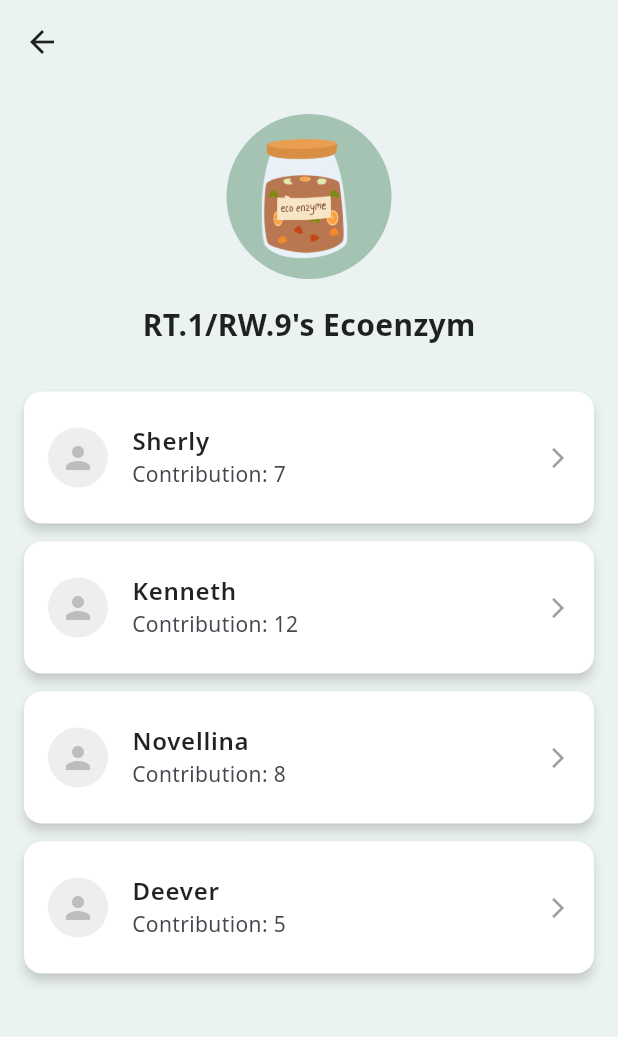
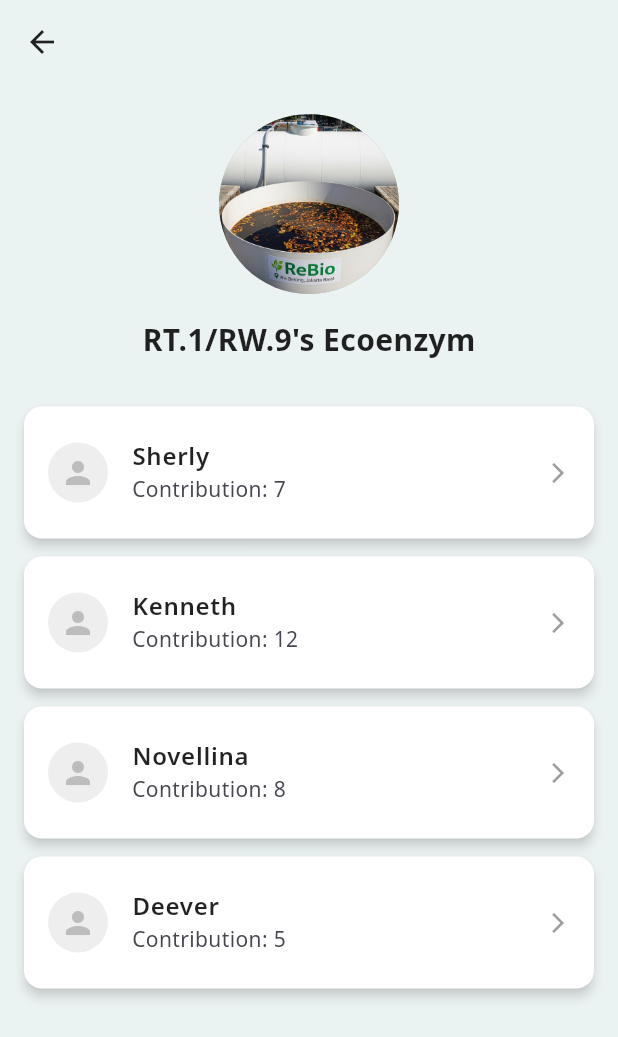
Before and after one commit to kensunjaya/ReBio, a Flutter app: the screen it shows once a user with an empty profile is signed in, after a tap on "View all contributors", on a phone screen of 412 x 824 dp. Shown: the top 1037 px of the screen. Run offline on Flutter 3.47's test engine with Material 3 defaults, Android fonts, the light colour scheme and no system bars; our stand-ins replace cloud_firestore, firebase_auth, firebase_core, flutter_svg, google_fonts, image_picker; accounts and stored records are empty.

Commit message:
refactor home page

```diff
--- a/lib/pages/contributors.dart
+++ b/lib/pages/contributors.dart
@@ -34,16 +34,17 @@ class ContributorsPage extends StatelessWidget {
         children: [
           const SizedBox(height: 20),
           // 1. Bagian Header (Logo dan Judul)
-          CircleAvatar(
-            radius: 55, // Ukuran total lingkaran
-            backgroundColor: primary.withValues(alpha: 0.4), // Warna latar belakang/bingkai
-            child: ClipOval( // Memastikan gambar di dalamnya juga berbentuk lingkaran
-              child: Padding(
-                padding: const EdgeInsets.all(10.0), // Beri jarak 10 poin di sekeliling gambar
-                child: Image.asset(
-                  'assets/images/ecoenzyme.png',
-                  fit: BoxFit.cover, // Memastikan gambar mengisi ruang yang lebih kecil
-                ),
+          Container(
+            width: 120,
+            height: 120,
+            decoration: BoxDecoration(
+              color: primary.withValues(alpha: 0.4),
+              shape: BoxShape.circle,
+            ),
+            child: ClipOval(
+              child: Image.asset(
+                'assets/images/ecoenzyme.png', // Ganti dengan path gambar yang sesuai
+                fit: BoxFit.cover,
               ),
             ),
           ),
--- a/lib/pages/history.dart
+++ b/lib/pages/history.dart
@@ -82,7 +82,6 @@ class _HistoryPageState extends State<HistoryPage> {
           crossAxisAlignment: CrossAxisAlignment.center,
           children: [
             _buildHeader(context),
-            const SizedBox(height: 16),
             Expanded(child: _buildHistoryList()),
           ],
         ),
--- a/lib/pages/home.dart
+++ b/lib/pages/home.dart
@@ -1,3 +1,5 @@
+import 'dart:io';
+
 import 'package:flutter/material.dart';
 import 'package:firebase_auth/firebase_auth.dart';
 import 'package:cloud_firestore/cloud_firestore.dart';
@@ -22,11 +24,20 @@ class _HomePageState extends State<HomePage> {
   late CloudFirestoreService service;
   String _username = '';
   late Map<String, dynamic>? userData = {};
+  late String greetingMessage;
 
   @override
   void initState() {
     super.initState();
     service = CloudFirestoreService(FirebaseFirestore.instance);
+    final hour = DateTime.now().hour;
+    if (hour < 12) {
+      greetingMessage = 'Good Morning';
+    } else if (hour < 18) {
+      greetingMessage = 'Good Afternoon';
+    } else {
+      greetingMessage = 'Good Evening';
+    }
     fetchUserData();
   }
 
@@ -59,8 +70,7 @@ class _HomePageState extends State<HomePage> {
               child: Column(
                 crossAxisAlignment: CrossAxisAlignment.start,
                 children: [
-                  // Spacer untuk memberi ruang bagi tombol logout
-                  const SizedBox(height: 40),
+                  const SizedBox(height: 20),
 
                   // 1. Teks Sambutan (Header)
                   _buildHeader(),
@@ -103,7 +113,7 @@ class _HomePageState extends State<HomePage> {
     );
   }
 
-  // Widget untuk header "Hello, Username!"
+  // Widget untuk header "Greeting, Username!"
   Widget _buildHeader() {
     return RichText(
       text: TextSpan(
@@ -113,10 +123,21 @@ class _HomePageState extends State<HomePage> {
           color: kDarkTextColor,
         ),
         children: [
-          const TextSpan(text: 'Hello, '),
+          TextSpan(
+            text: '$greetingMessage,\n',
+            style: GoogleFonts.notoSans(
+              fontSize: 18,
+              fontWeight: FontWeight.w600,
+              color: kDarkTextColor, // Menggunakan warna abu-abu untuk teks sapaan
+            )
+          ),
           TextSpan(
             text: _username,
-            style: const TextStyle(color: primary),
+            style: GoogleFonts.notoSans(
+              fontSize: 28,
+              fontWeight: FontWeight.w700,
+              color: primary, // Menggunakan warna primer dari tema
+            )
           ),
         ],
       ),
@@ -177,20 +198,13 @@ class _HomePageState extends State<HomePage> {
                 width: 90,
                 height: 90,
                 decoration: BoxDecoration(
-                  color: primary.withOpacity(0.4),
+                  color: primary.withValues(alpha: 0.4),
                   shape: BoxShape.circle,
                 ),
-                child: Center(
+                child: ClipOval(
                   child: Image.asset(
-                    'assets/images/ecoenzyme.png',
-                    width: 50,
-                    errorBuilder: (context, error, stackTrace) {
-                      return const Icon(
-                        Icons.broken_image_rounded,
-                        color: secondary,
-                        size: 40,
-                      );
-                    },
+                    'assets/images/ecoenzyme.png', // Ganti dengan path gambar yang sesuai
+                    fit: BoxFit.cover,
                   ),
                 ),
               ),
```
Also changed, not shown: assets/images/ecoenzyme.png.
